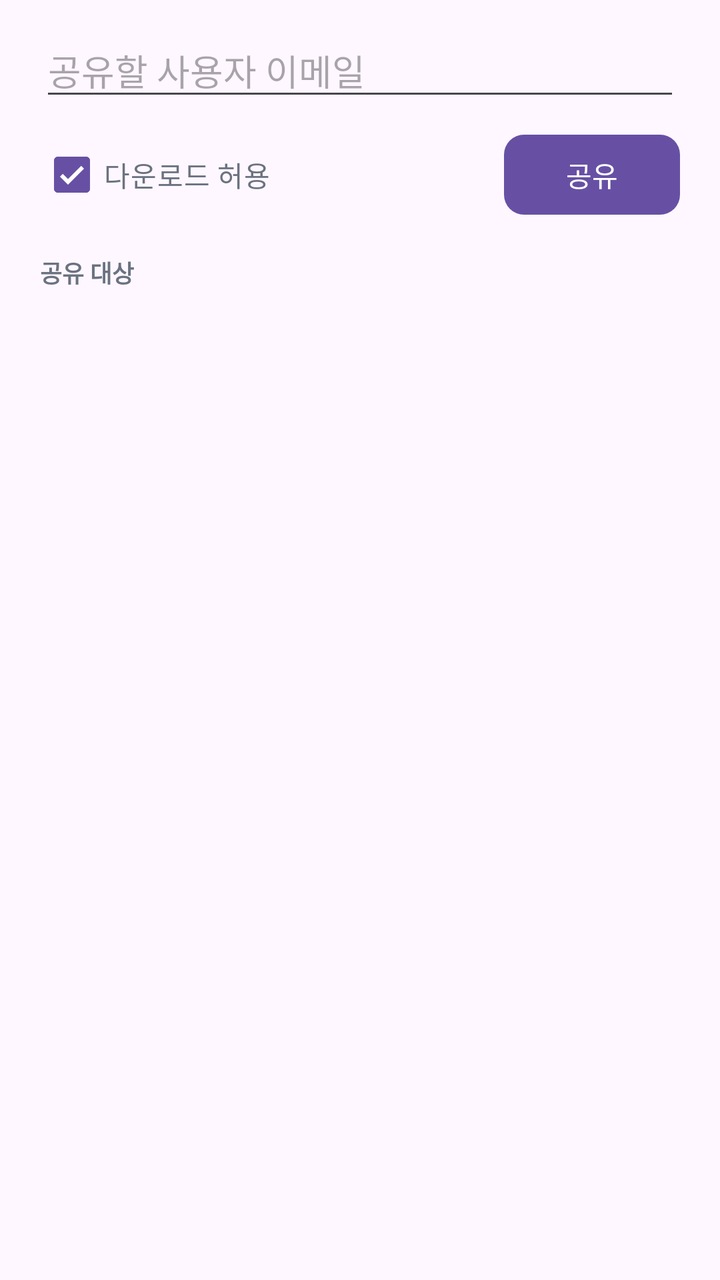
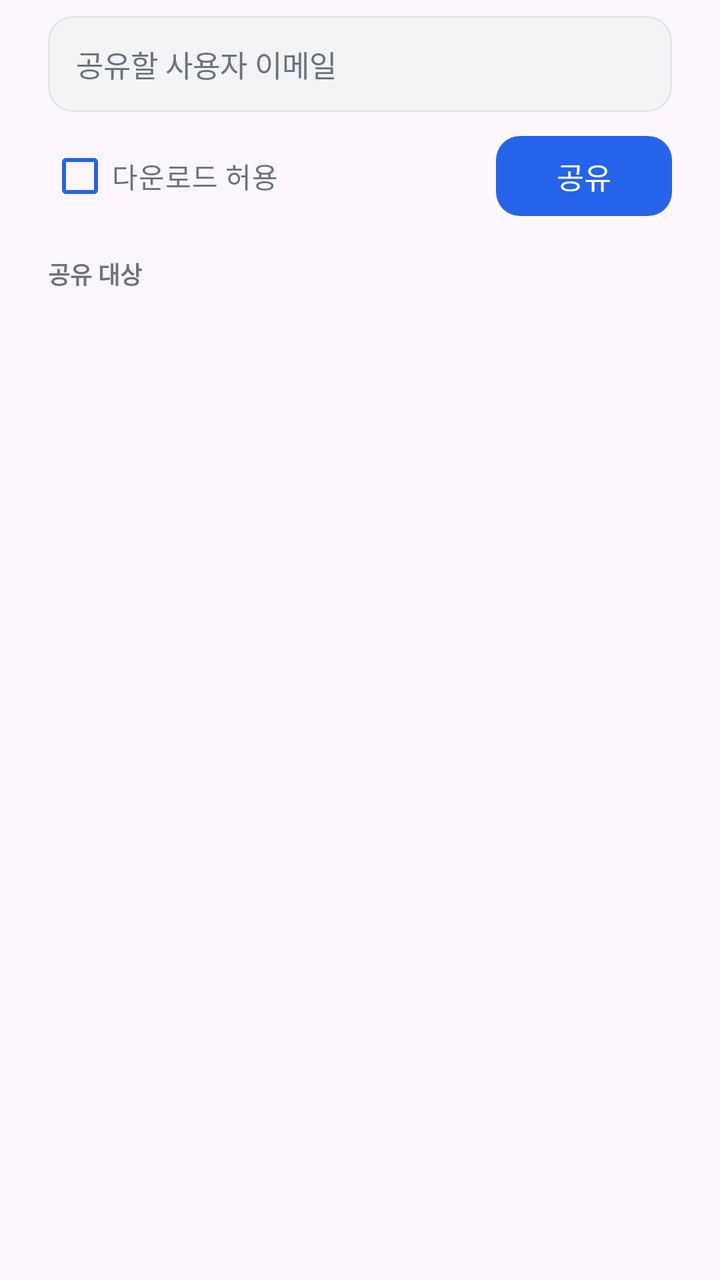

An Android layout rendered at two revisions. The XML below is the earlier revision; the diff shows what the commit changed to produce the second picture.
<!-- AndroidManifest.xml: application theme Theme.FixLog -->
<!-- res/layout/dialog_share.xml -->
<?xml version="1.0" encoding="utf-8"?>
<LinearLayout xmlns:android="http://schemas.android.com/apk/res/android"
    xmlns:app="http://schemas.android.com/apk/res-auto"
    android:layout_width="match_parent"
    android:layout_height="wrap_content"
    android:orientation="vertical"
    android:paddingHorizontal="20dp"
    android:paddingTop="12dp"
    android:paddingBottom="8dp">

    <EditText
        android:id="@+id/et_email"
        android:layout_width="match_parent"
        android:layout_height="wrap_content"
        android:hint="@string/share_email_hint"
        android:inputType="textEmailAddress"
        android:maxLines="1"
        android:importantForAutofill="no" />

    <LinearLayout
        android:layout_width="match_parent"
        android:layout_height="wrap_content"
        android:orientation="horizontal"
        android:gravity="center_vertical"
        android:layout_marginTop="8dp">

        <CheckBox
            android:id="@+id/cb_download"
            android:layout_width="0dp"
            android:layout_height="wrap_content"
            android:layout_weight="1"
            android:checked="true"
            android:text="@string/share_allow_download"
            android:textSize="14sp"
            android:textColor="@color/editor_meta" />

        <com.google.android.material.button.MaterialButton
            android:id="@+id/btn_share"
            android:layout_width="wrap_content"
            android:layout_height="wrap_content"
            android:text="@string/common_share"
            app:cornerRadius="10dp" />
    </LinearLayout>

    <TextView
        android:layout_width="wrap_content"
        android:layout_height="wrap_content"
        android:layout_marginTop="16dp"
        android:text="@string/share_targets"
        android:textSize="12sp"
        android:textStyle="bold"
        android:textColor="@color/editor_meta" />

    <TextView
        android:id="@+id/tv_empty"
        android:layout_width="match_parent"
        android:layout_height="wrap_content"
        android:layout_marginTop="6dp"
        android:text="@string/share_no_targets"
        android:textSize="13sp"
        android:textColor="@color/editor_meta"
        android:visibility="gone" />

    <ScrollView
        android:layout_width="match_parent"
        android:layout_height="wrap_content"
        android:maxHeight="220dp"
        android:layout_marginTop="4dp">

        <LinearLayout
            android:id="@+id/ll_permissions"
            android:layout_width="match_parent"
            android:layout_height="wrap_content"
            android:orientation="vertical" />
    </ScrollView>

</LinearLayout>
<!-- resources referenced by this layout -->
<resources>
  <color name="editor_meta">#6B7280</color>
  <string name="common_share">공유</string>
  <string name="share_allow_download">다운로드 허용</string>
  <string name="share_email_hint">공유할 사용자 이메일</string>
  <string name="share_no_targets">아직 공유된 대상이 없습니다.</string>
  <string name="share_targets">공유 대상</string>
  <style name="Theme.FixLog" parent="Base.Theme.FixLog">
          
          <item name="alertDialogTheme">@style/ThemeOverlay.FixLog.Dialog</item>
          <item name="materialAlertDialogTheme">@style/ThemeOverlay.FixLog.Dialog</item>
      </style>
  <style name="Base.Theme.FixLog" parent="Theme.Material3.DayNight.NoActionBar">
          
          
      </style>
  <style name="ThemeOverlay.FixLog.Dialog" parent="ThemeOverlay.Material3.Dialog.Alert">
          <item name="colorPrimary">@color/editor_blue</item>
          <item name="colorSurface">@color/surface</item>
          <item name="android:colorBackground">@color/surface</item>
          <item name="dialogCornerRadius">20dp</item>
      </style>
  <color name="editor_blue">#2563EB</color>
  <color name="surface">#FFFFFF</color>
</resources>

<!-- the commit's change to res/layout/dialog_share.xml (unified diff, before → after) -->
@@ -1,21 +1,19 @@
 <?xml version="1.0" encoding="utf-8"?>
 <LinearLayout xmlns:android="http://schemas.android.com/apk/res/android"
-    xmlns:app="http://schemas.android.com/apk/res-auto"
     android:layout_width="match_parent"
     android:layout_height="wrap_content"
     android:orientation="vertical"
-    android:paddingHorizontal="20dp"
-    android:paddingTop="12dp"
+    android:paddingHorizontal="24dp"
+    android:paddingTop="8dp"
     android:paddingBottom="8dp">
 
     <EditText
         android:id="@+id/et_email"
+        style="@style/Widget.FixLog.EditText.Dialog"
         android:layout_width="match_parent"
         android:layout_height="wrap_content"
         android:hint="@string/share_email_hint"
-        android:inputType="textEmailAddress"
-        android:maxLines="1"
-        android:importantForAutofill="no" />
+        android:inputType="textEmailAddress" />
 
     <LinearLayout
         android:layout_width="match_parent"
@@ -32,14 +30,15 @@
             android:checked="true"
             android:text="@string/share_allow_download"
             android:textSize="14sp"
-            android:textColor="@color/editor_meta" />
+            android:textColor="@color/editor_meta"
+            android:buttonTint="@color/editor_blue" />
 
         <com.google.android.material.button.MaterialButton
             android:id="@+id/btn_share"
+            style="@style/Widget.FixLog.Button.Primary"
             android:layout_width="wrap_content"
             android:layout_height="wrap_content"
-            android:text="@string/common_share"
-            app:cornerRadius="10dp" />
+            android:text="@string/common_share" />
     </LinearLayout>
 
     <TextView
<!-- resource entries referenced after the edit -->
@@ -6,11 +6,59 @@
   <string name="share_email_hint">공유할 사용자 이메일</string>
   <string name="share_no_targets">아직 공유된 대상이 없습니다.</string>
   <string name="share_targets">공유 대상</string>
+  <style name="Widget.FixLog.Button.Primary" parent="Widget.Material3.Button">
+          <item name="cornerRadius">12dp</item>
+          <item name="android:textAllCaps">false</item>
+          <item name="android:textSize">15sp</item>
+          <item name="backgroundTint">@color/editor_blue</item>
+          <item name="android:textColor">@color/white</item>
+          <item name="iconTint">@color/white</item>
+          <item name="iconGravity">textStart</item>
+      </style>
+  <style name="Widget.FixLog.EditText.Dialog" parent="android:Widget.EditText">
+          <item name="android:background">@drawable/bg_input_field</item>
+          <item name="android:minHeight">48dp</item>
+          <item name="android:paddingHorizontal">14dp</item>
+          <item name="android:paddingVertical">12dp</item>
+          <item name="android:textSize">15sp</item>
+          <item name="android:textColor">@color/editor_title</item>
+          <item name="android:textColorHint">@color/editor_meta</item>
+          <item name="android:textCursorDrawable">@drawable/cursor_blue</item>
+          <item name="android:textColorHighlight">#552563EB</item>
+          <item name="android:maxLines">1</item>
+          <item name="android:importantForAutofill">no</item>
+      </style>
   <style name="Theme.FixLog" parent="Base.Theme.FixLog">
           
           <item name="alertDialogTheme">@style/ThemeOverlay.FixLog.Dialog</item>
           <item name="materialAlertDialogTheme">@style/ThemeOverlay.FixLog.Dialog</item>
       </style>
+  <color name="white">#FFFFFFFF</color>
+  <!-- drawable bg_input_field (drawable) -->
+  <?xml version="1.0" encoding="utf-8"?>
+  <selector xmlns:android="http://schemas.android.com/apk/res/android">
+      <item android:state_focused="true">
+          <shape android:shape="rectangle">
+              <solid android:color="@color/muted_bg" />
+              <stroke android:width="1.5dp" android:color="@color/editor_blue" />
+              <corners android:radius="12dp" />
+          </shape>
+      </item>
+      <item>
+          <shape android:shape="rectangle">
+              <solid android:color="@color/muted_bg" />
+              <stroke android:width="1dp" android:color="@color/card_border" />
+              <corners android:radius="12dp" />
+          </shape>
+      </item>
+  </selector>
+  <color name="editor_title">#1A1A1A</color>
+  <!-- drawable cursor_blue (drawable) -->
+  <?xml version="1.0" encoding="utf-8"?>
+  <shape xmlns:android="http://schemas.android.com/apk/res/android" android:shape="rectangle">
+      <solid android:color="@color/editor_blue" />
+      <size android:width="2dp" />
+  </shape>
   <style name="Base.Theme.FixLog" parent="Theme.Material3.DayNight.NoActionBar">
           
           
@@ -21,6 +69,8 @@
           <item name="android:colorBackground">@color/surface</item>
           <item name="dialogCornerRadius">20dp</item>
       </style>
+  <color name="muted_bg">#F3F4F6</color>
+  <color name="card_border">#E5E7EB</color>
   <color name="editor_blue">#2563EB</color>
   <color name="surface">#FFFFFF</color>
 </resources>
